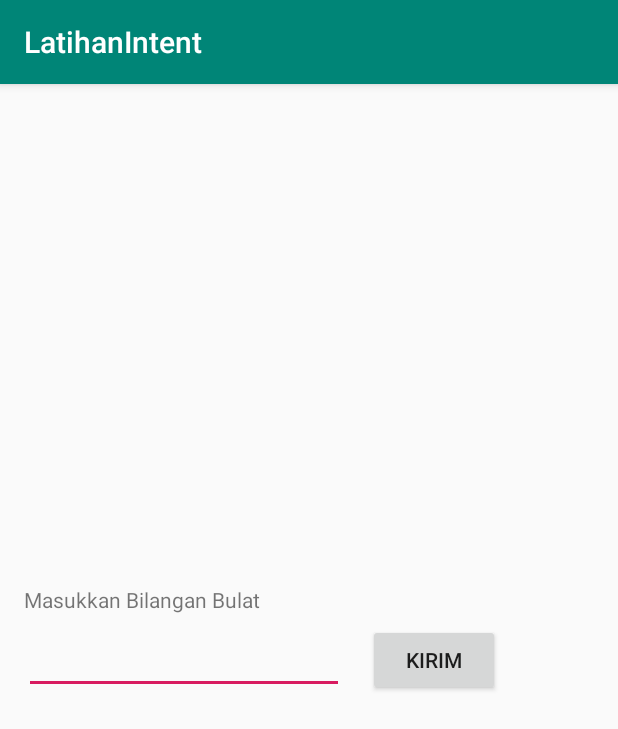
After one commit to mzfais/LatihanIntent, an Android app: the ResultActivity screen opened directly, with no data from a screen before it, on a phone screen of 412 x 824 dp. The commit adds this screen. Shown: the top 729 px of the screen. Run offline under Robolectric (Android 15) with nearby library versions, the phone set to English and light mode, and no system bars.

Commit message:
Kirim data object parcelable, dial number (implicit intent), dan result intent

```diff
--- a/app/src/main/AndroidManifest.xml
+++ b/app/src/main/AndroidManifest.xml
@@ -9,7 +9,8 @@
         android:roundIcon="@mipmap/ic_launcher_round"
         android:supportsRtl="true"
         android:theme="@style/AppTheme">
-        <activity android:name=".Main2Activity"></activity>
+        <activity android:name=".ResultActivity"></activity>
+        <activity android:name=".Main2Activity" />
         <activity android:name=".MainActivity">
             <intent-filter>
                 <action android:name="android.intent.action.MAIN" />
@@ -18,6 +19,7 @@
             </intent-filter>
         </activity>
         <activity android:name=".Main3Activity" />
+        <activity android:name=".ObjectActivity" />
     </application>
 
 </manifest>
--- /dev/null
+++ b/app/src/main/java/id/ac/itn/latihanintent/ResultActivity.java
@@ -0,0 +1,34 @@
+package id.ac.itn.latihanintent;
+
+import androidx.appcompat.app.AppCompatActivity;
+
+import android.content.Intent;
+import android.os.Bundle;
+import android.view.View;
+import android.widget.Button;
+import android.widget.EditText;
+
+public class ResultActivity extends AppCompatActivity {
+
+    public static final String RESULT_NUMBER = "100";
+    public static final int RESULT_CODE = 110;
+    EditText etAngka;
+    Button btnKirim;
+
+    @Override
+    protected void onCreate(Bundle savedInstanceState) {
+        super.onCreate(savedInstanceState);
+        setContentView(R.layout.activity_result);
+        etAngka=findViewById(R.id.editText);
+        btnKirim=findViewById(R.id.button);
+        btnKirim.setOnClickListener(new View.OnClickListener() {
+            @Override
+            public void onClick(View view) {
+                Intent resultIntent = new Intent();
+                resultIntent.putExtra(RESULT_NUMBER,Integer.parseInt(etAngka.getText().toString()));
+                setResult(RESULT_CODE,resultIntent);
+                finish();
+            }
+        });
+    }
+}
--- a/app/src/main/res/layout/activity_main2.xml
+++ b/app/src/main/res/layout/activity_main2.xml
@@ -11,7 +11,7 @@
         android:layout_width="wrap_content"
         android:layout_height="wrap_content"
         android:text="@string/activity_ke_2"
-        android:textSize="32sp"
+        android:textSize="28sp"
         android:textStyle="bold"
         app:layout_constraintBottom_toBottomOf="parent"
         app:layout_constraintEnd_toEndOf="parent"
--- /dev/null
+++ b/app/src/main/res/layout/activity_result.xml
@@ -0,0 +1,40 @@
+<?xml version="1.0" encoding="utf-8"?>
+<androidx.constraintlayout.widget.ConstraintLayout xmlns:android="http://schemas.android.com/apk/res/android"
+    xmlns:app="http://schemas.android.com/apk/res-auto"
+    xmlns:tools="http://schemas.android.com/tools"
+    android:layout_width="match_parent"
+    android:layout_height="match_parent"
+    tools:context=".ResultActivity">
+
+    <EditText
+        android:id="@+id/editText"
+        android:layout_width="wrap_content"
+        android:layout_height="wrap_content"
+        android:layout_marginStart="16dp"
+        android:ems="10"
+        android:inputType="number"
+        android:text=""
+        app:layout_constraintBottom_toBottomOf="parent"
+        app:layout_constraintStart_toStartOf="parent"
+        app:layout_constraintTop_toTopOf="parent" />
+
+    <TextView
+        android:id="@+id/textView2"
+        android:layout_width="wrap_content"
+        android:layout_height="wrap_content"
+        android:layout_marginStart="16dp"
+        android:layout_marginBottom="8dp"
+        android:text="@string/masukkan_bilangan_bulat"
+        app:layout_constraintBottom_toTopOf="@+id/editText"
+        app:layout_constraintStart_toStartOf="parent" />
+
+    <Button
+        android:id="@+id/button"
+        android:layout_width="wrap_content"
+        android:layout_height="wrap_content"
+        android:layout_marginStart="16dp"
+        android:text="@string/kirim"
+        app:layout_constraintBottom_toBottomOf="parent"
+        app:layout_constraintStart_toEndOf="@+id/editText"
+        app:layout_constraintTop_toTopOf="parent" />
+</androidx.constraintlayout.widget.ConstraintLayout>
--- a/app/src/main/res/values/strings.xml
+++ b/app/src/main/res/values/strings.xml
@@ -7,4 +7,6 @@
     <string name="pindah_with_data">Pindah Activity Dengan Data</string>
     <string name="pindah_activity_dengan_object">Pindah Activity dengan Object</string>
     <string name="pindah_activity_dengan_data">Pindah Activity Dengan Data</string>
+    <string name="kirim">Kirim</string>
+    <string name="masukkan_bilangan_bulat">Masukkan Bilangan Bulat</string>
 </resources>
```
Also changed, not shown: app/src/main/java/id/ac/itn/latihanintent/Mahasiswa.java (added, +76 -0 lines), app/src/main/java/id/ac/itn/latihanintent/MainActivity.java (+59 -3 lines), app/src/main/java/id/ac/itn/latihanintent/ObjectActivity.java (added, +23 -0 lines), app/src/main/res/layout/activity_main.xml (+11 -0 lines).
